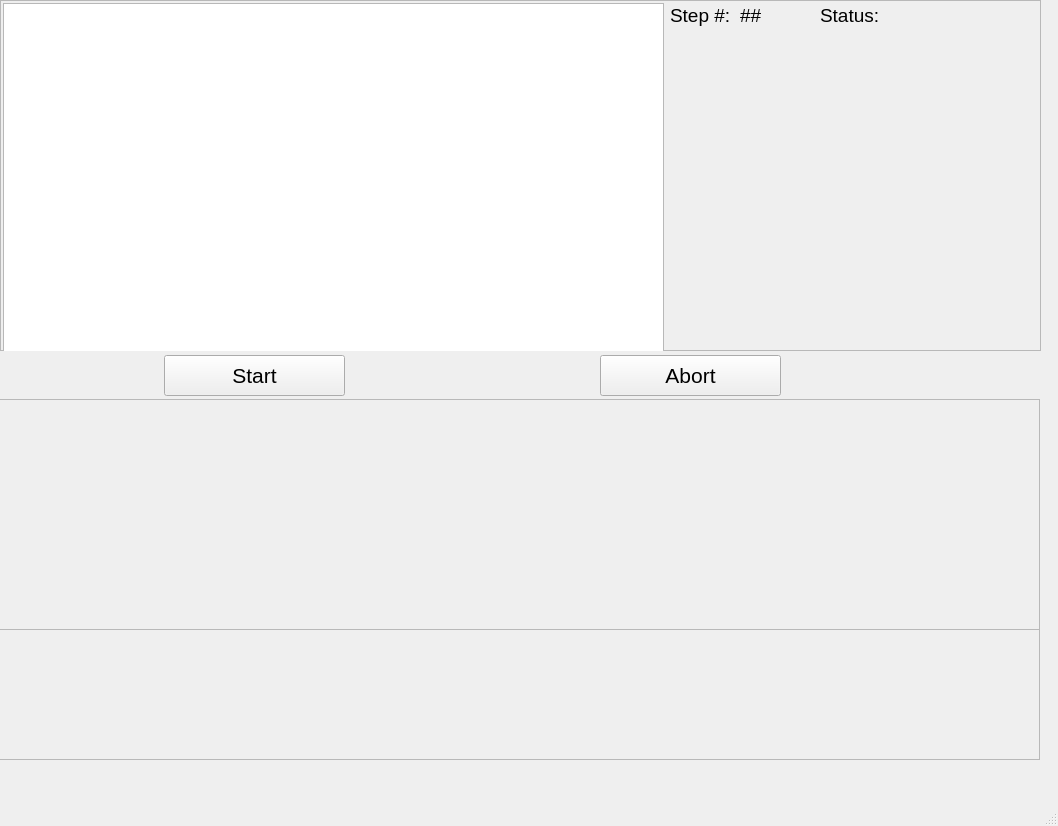
Before: the Qt Designer form Interfaces/Base_Process_Window.ui in afylab/Tip-Deposition, drawn with Qt 5.
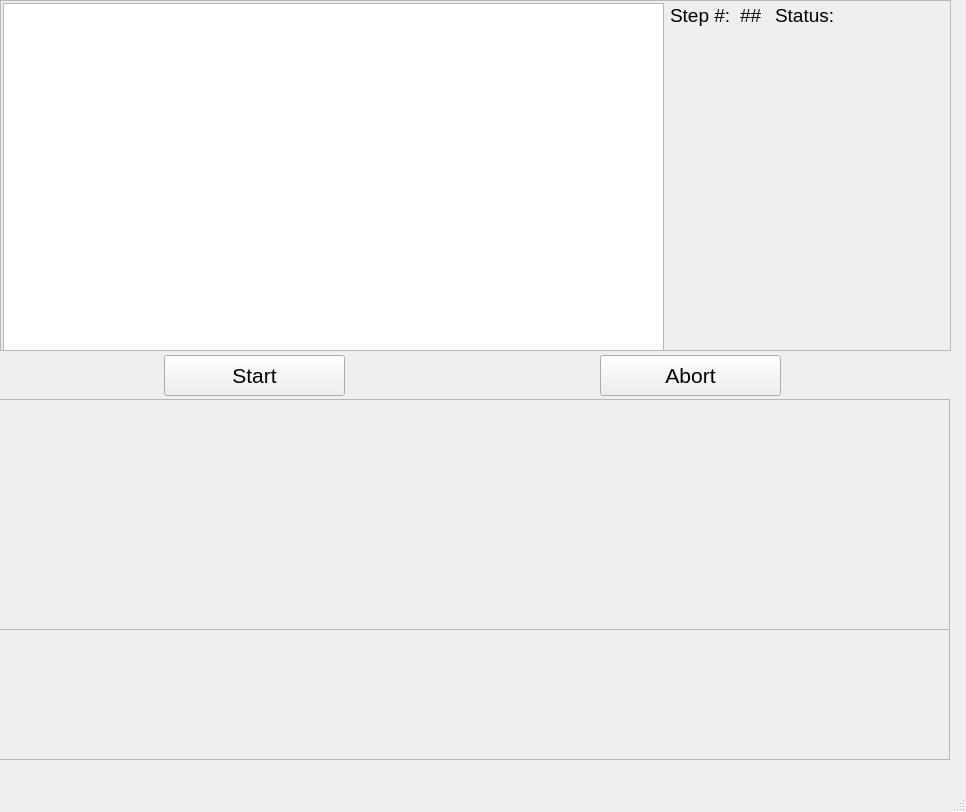
After: the same form once the commit is applied.

Patch:
```diff
--- a/Interfaces/Base_Process_Window.ui
+++ b/Interfaces/Base_Process_Window.ui
@@ -6,8 +6,8 @@
    <rect>
     <x>0</x>
     <y>0</y>
-    <width>1058</width>
-    <height>826</height>
+    <width>966</width>
+    <height>812</height>
    </rect>
   </property>
   <property name="windowTitle">
@@ -19,7 +19,7 @@
      <rect>
       <x>0</x>
       <y>0</y>
-      <width>1041</width>
+      <width>951</width>
       <height>351</height>
      </rect>
     </property>
@@ -71,7 +71,7 @@
        <x>3</x>
        <y>3</y>
        <width>661</width>
-       <height>351</height>
+       <height>348</height>
       </rect>
      </property>
      <property name="font">
@@ -89,7 +89,7 @@
     <widget class="QLabel" name="statusStaticLabel">
      <property name="geometry">
       <rect>
-       <x>820</x>
+       <x>775</x>
        <y>0</y>
        <width>61</width>
        <height>31</height>
@@ -110,9 +110,9 @@
      </property>
      <property name="geometry">
       <rect>
-       <x>883</x>
+       <x>840</x>
        <y>0</y>
-       <width>151</width>
+       <width>121</width>
        <height>31</height>
       </rect>
      </property>
@@ -149,7 +149,7 @@
      <rect>
       <x>-1</x>
       <y>399</y>
-      <width>1041</width>
+      <width>951</width>
       <height>231</height>
      </rect>
     </property>
@@ -204,7 +204,7 @@
      <rect>
       <x>-1</x>
       <y>629</y>
-      <width>1041</width>
+      <width>951</width>
       <height>131</height>
      </rect>
     </property>
```
Left out of the diff: 56 changed lines with no effect on the pictures.
